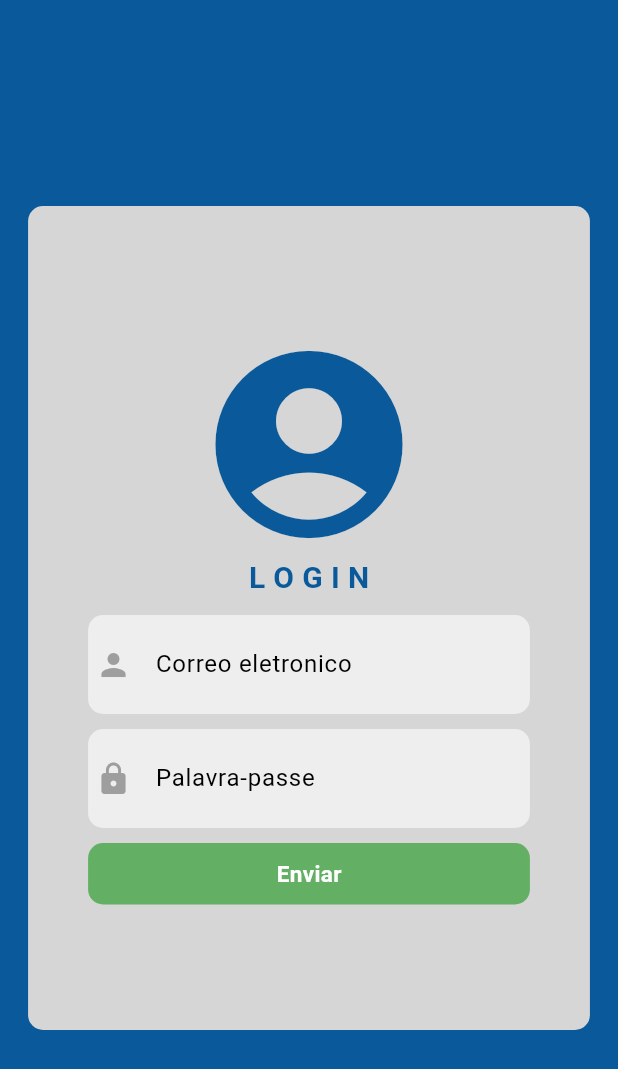
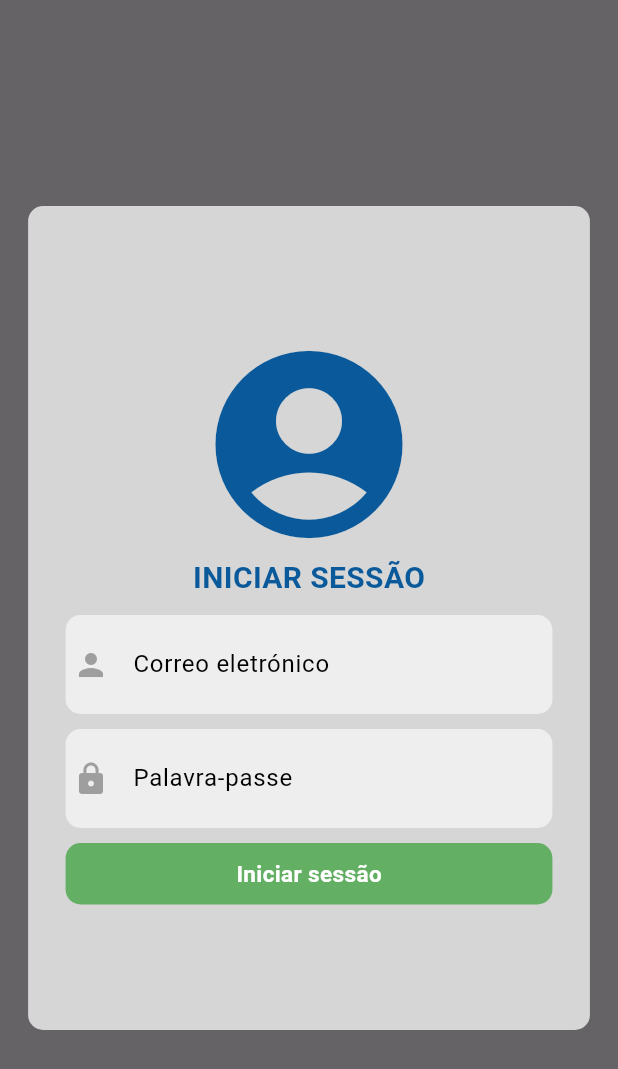
Before and after one commit to leon-d-acosta/pena, a Flutter app: the screen it shows after launch, on a phone screen of 412 x 824 dp. Shown: the top 1069 px of the screen. Run offline on Flutter 3.47's test engine with Material 3 defaults, Android fonts, the phone set to English and light mode, and no system bars; our stand-ins replace curved_navigation_bar, local_auth, lottie, shared_preferences; missing offline and left inert: mobile_scanner.

Commit message:
mas portugues en el login

```diff
--- a/pena_aventura/lib/views/login/login.dart
+++ b/pena_aventura/lib/views/login/login.dart
@@ -66,7 +66,7 @@ class Login extends StatelessWidget {
   Widget build(BuildContext context) {
     return Scaffold(
       body: Container(
-        color: c.azul_1,
+        color: c.preto.withOpacity(0.6),
         child:  Center(
           child: Container(
             height: MediaQuery.of(context).orientation == Orientation.portrait
@@ -84,13 +84,13 @@ class Login extends StatelessWidget {
                  Icon(Icons.account_circle_rounded, color: c.azul_1, size: MediaQuery.of(context).orientation==Orientation.portrait
                                                                                                                 ?150
                                                                                                                 :60,),
-                 Text("L O G I N", style: TextStyle(color: c.azul_1, fontSize: 20, fontWeight: FontWeight.bold),),
+                 Text("INICIAR SESSÃO", style: TextStyle(color: c.azul_1, fontSize: 20, fontWeight: FontWeight.bold),),
                 const SizedBox(height: 10,),
                 Column(
                   children: [
                     Container(
                       padding: const EdgeInsets.all(5),
-                      margin: const EdgeInsets.only(left: 40, right: 40),
+                      margin: const EdgeInsets.only(left: 25, right: 25),
                       decoration: BoxDecoration(
                         color: Colors.grey[200],
                         borderRadius: BorderRadius.circular(10)
@@ -117,7 +117,7 @@ class Login extends StatelessWidget {
                         decoration: const InputDecoration(
                           labelStyle: TextStyle(color: c.preto),
                           icon: Icon(Icons.person),
-                          label: Text("Correo eletronico"),
+                          label: Text("Correo eletrónico"),
                           border: InputBorder.none,
                           filled: false,
                         ),
@@ -127,7 +127,7 @@ class Login extends StatelessWidget {
                     const SizedBox(height: 10,),
                     Container(
                       padding: const EdgeInsets.all(5),
-                      margin: const EdgeInsets.only(left: 40, right: 40),
+                      margin: const EdgeInsets.only(left: 25, right: 25),
                       decoration: BoxDecoration(
                         color: Colors.grey[200],
                         borderRadius: BorderRadius.circular(10)
@@ -169,13 +169,13 @@ class Login extends StatelessWidget {
                   child: Container(
                     width: MediaQuery.of(context).size.width,
                     padding: const EdgeInsets.all(10),
-                    margin: const EdgeInsets.only(left: 40, right: 40),
+                    margin: const EdgeInsets.only(left: 25, right: 25),
                     decoration: BoxDecoration(
                       color: c.verde_1,
                       borderRadius: BorderRadius.circular(10)
                     ),
                     child: const Center(
-                      child: Text("Enviar", style: TextStyle(
+                      child: Text("Iniciar sessão", style: TextStyle(
                         color: c.branco,
                         fontWeight: FontWeight.bold,
                         fontSize: 15)
```
